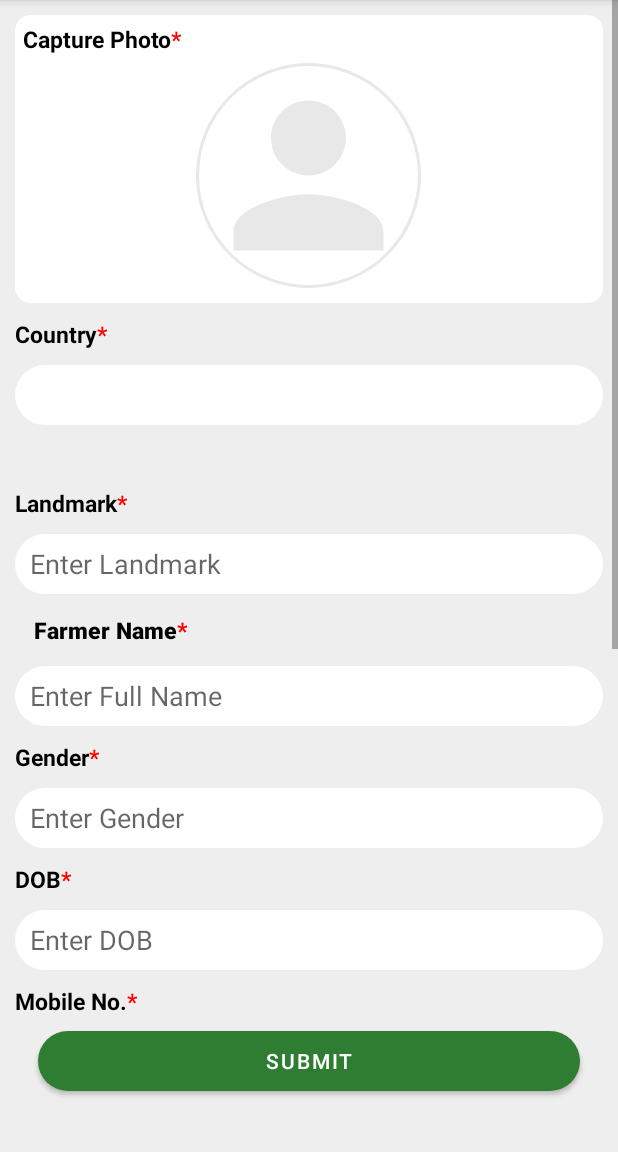
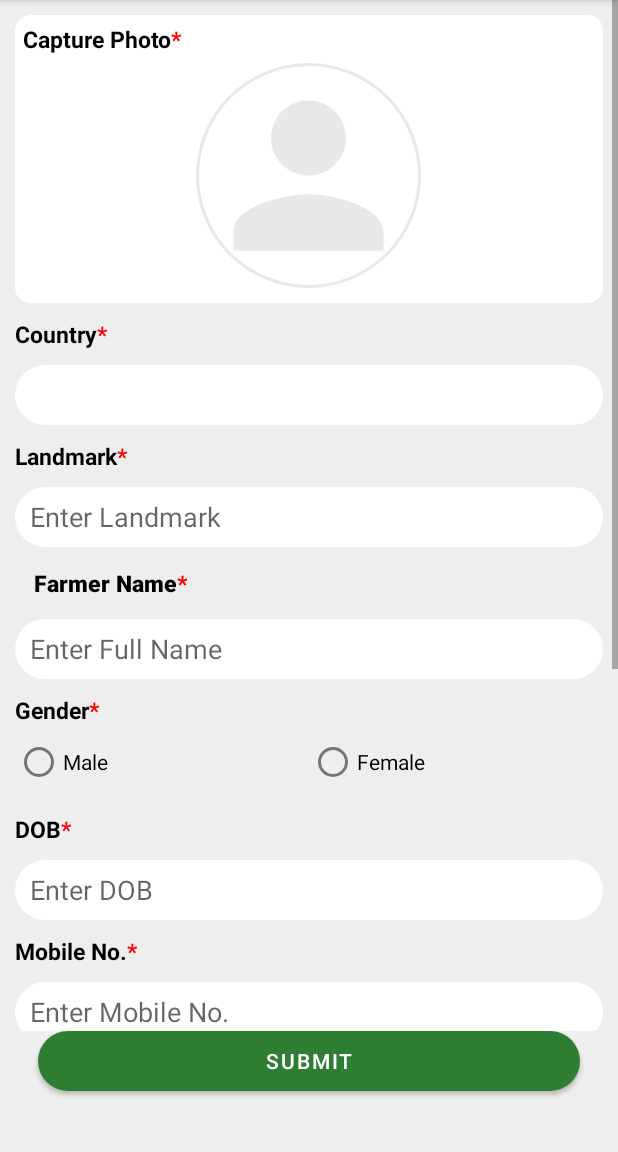
Before and after one commit to g1jadhav/MIPL, an Android app: the NewGrowerRegistration screen opened directly, with no data from a screen before it, on a phone screen of 412 x 824 dp, the part 84-1236 px from its top. Run offline under Robolectric (Android 15) with nearby library versions, the phone set to English and light mode, and no system bars; our stand-ins replace CircleImageView; libraries missing offline, so code that uses them is left out: com.budiyev.android, com.toptoche.searchablespinnerlibrary, com.vansuita.pickimage; plain views replace CodeScannerView, SearchableSpinner; network calls fail.

Commit message:
Offline functionality

```diff
--- a/app/src/main/java/mahyco/mipl/nxg/MainActivity.java
+++ b/app/src/main/java/mahyco/mipl/nxg/MainActivity.java
@@ -43,7 +43,6 @@ import mahyco.mipl.nxg.util.SqlightDatabase;
 import mahyco.mipl.nxg.view.downloadcategories.DownloadCategoryActivity;
 import mahyco.mipl.nxg.view.growerregistration.NewGrowerRegistration;
 import mahyco.mipl.nxg.view.login.Login;
-import mahyco.mipl.nxg.view.uploaddata.ActivityUpload;
 import mahyco.mipl.nxg.view.uploaddata.NewActivityUpload;
 
 
--- a/app/src/main/java/mahyco/mipl/nxg/view/downloadcategories/DownloadCategoryApi.java
+++ b/app/src/main/java/mahyco/mipl/nxg/view/downloadcategories/DownloadCategoryApi.java
@@ -27,6 +27,7 @@ public class DownloadCategoryApi {
         this.context = context;
         this.resultOutput = resultOutput;
         progressDialog = new ProgressDialog(context);
+        progressDialog.setCancelable(false);
         progressDialog.setMessage("Please Wait..");
     }
 
--- a/app/src/main/java/mahyco/mipl/nxg/view/growerregistration/GrowerRegistrationAPI.java
+++ b/app/src/main/java/mahyco/mipl/nxg/view/growerregistration/GrowerRegistrationAPI.java
@@ -20,7 +20,6 @@ import retrofit2.Response;
 
 public class GrowerRegistrationAPI {
 
-
     Context context;
     String result = "";
     ProgressDialog progressDialog;
@@ -30,11 +29,11 @@ public class GrowerRegistrationAPI {
         this.context = context;
         this.resultOutput = resultOutput;
         progressDialog = new ProgressDialog(context);
+        progressDialog.setCancelable(false);
         progressDialog.setMessage("Please Wait..");
     }
 
-    public void getCategory(JsonObject jsonObject)
-    {
+    public void getCategory(JsonObject jsonObject) {
         try {
             if (!progressDialog.isShowing())
                 progressDialog.show();
@@ -73,8 +72,7 @@ public class GrowerRegistrationAPI {
         }
     }
 
-    public void getCategoryByParent(JsonObject jsonObject, SearchableSpinner spinner)
-    {
+    public void getCategoryByParent(JsonObject jsonObject, SearchableSpinner spinner) {
         try {
           /*  if (!progressDialog.isShowing())
                 progressDialog.show();*/
@@ -92,7 +90,7 @@ public class GrowerRegistrationAPI {
                     if (response.body() != null) {
                         List<CategoryChildModel> result = response.body();
                         try {
-                            resultOutput.loadChildSpinner(result,spinner);
+                            resultOutput.loadChildSpinner(result, spinner);
                         } catch (NullPointerException e) {
                             // Toast.makeText(context, "Error is " + e.getMessage(), Toast.LENGTH_SHORT).show();
                         } catch (Exception e) {
@@ -114,8 +112,7 @@ public class GrowerRegistrationAPI {
     }
 
 
-    public void createGrower(JsonObject jsonObject)
-    {
+    public void createGrower(JsonObject jsonObject) {
         try {
             if (!progressDialog.isShowing())
                 progressDialog.show();
--- a/app/src/main/java/mahyco/mipl/nxg/view/growerregistration/NewGrowerRegistration.java
+++ b/app/src/main/java/mahyco/mipl/nxg/view/growerregistration/NewGrowerRegistration.java
@@ -15,6 +15,7 @@ import android.widget.ArrayAdapter;
 import android.widget.Button;
 import android.widget.EditText;
 import android.widget.ImageView;
+import android.widget.RadioButton;
 import android.widget.ScrollView;
 import android.widget.TextView;
 import android.widget.Toast;
@@ -78,7 +79,7 @@ public class NewGrowerRegistration extends BaseActivity implements Listener, Vie
     LinearLayoutManager mManager;
     RecyclerView rc_list;
     CategoryLoadingAdapter adapter;
-    EditText et_landmark, et_fullname, et_gender, /*et_dob,*/
+    EditText et_landmark, et_fullname, /*et_gender,*/ /*et_dob,*/
             et_mobile, et_uniqcode, /*et_regdate,*/
             et_satffname;
     String str_et_landmark, str_et_fullname, str_et_gender, str_et_dob, str_et_mobile, str_et_uniqcode, str_et_regdate, str_et_satffname;
@@ -131,6 +132,9 @@ public class NewGrowerRegistration extends BaseActivity implements Listener, Vie
     private File mGrowerPhotoFile = null;
     private File mDocBackPhotoFile = null;
 
+    private RadioButton mMaleRadioButton;
+    private RadioButton mFemaleRadioButton;
+
     @Override
     protected int getLayout() {
         return R.layout.activity_new_grower_registration;
@@ -150,6 +154,9 @@ public class NewGrowerRegistration extends BaseActivity implements Listener, Vie
             dp_path = front_path = back_path = "";
 
             new GetCategoriesAsyncTask().execute();
+
+            mMaleRadioButton = findViewById(R.id.male_radio_btn);
+            mFemaleRadioButton = findViewById(R.id.female_radio_btn);
 
             mSearchableSpinner1 = findViewById(R.id.sp1);
             mSearchableSpinner2 = findViewById(R.id.sp2);
@@ -183,7 +190,7 @@ public class NewGrowerRegistration extends BaseActivity implements Listener, Vie
 
             et_landmark = (EditText) findViewById(R.id.landmark_edittext);
             et_fullname = (EditText) findViewById(R.id.farmer_name_edittext);
-            et_gender = (EditText) findViewById(R.id.gender_edittext);
+            // et_gender = (EditText) findViewById(R.id.gender_edittext);
             et_dob = findViewById(R.id.date_of_birth_textview);
             et_dob.setOnClickListener(this);
             et_mobile = (EditText) findViewById(R.id.mobile_no_edittext);
@@ -234,6 +241,8 @@ public class NewGrowerRegistration extends BaseActivity implements Listener, Vie
                 Calendar mCalendar = Calendar.getInstance();
                 hideKeyboard(mContext);
 
+                mCalendar.add(Calendar.YEAR,-18);
+
                 DatePickerDialog.OnDateSetListener onDateSetListener = (datePicker, i, i1, i2) -> {
                     mCalendar.set(Calendar.YEAR, i);
                     mCalendar.set(Calendar.MONTH, i1);
@@ -276,7 +285,14 @@ public class NewGrowerRegistration extends BaseActivity implements Listener, Vie
                         ) {
                             showToast("Scanner successfully !!");
                             et_dob.setText(results[9]);
-                            et_gender.setText(results[8]);
+                            // et_gender.setText(results[8]);
+                            if (results[8].equalsIgnoreCase("male")) {
+                                mFemaleRadioButton.setChecked(false);
+                                mMaleRadioButton.setChecked(true);
+                            } else {
+                                mFemaleRadioButton.setChecked(true);
+                                mMaleRadioButton.setChecked(false);
+                            }
                             et_fullname.setText(results[4] + " " + results[6]);
 //                                    val result = string[2].dropLast(1)
                             et_uniqcode.setText(
@@ -312,12 +328,17 @@ public class NewGrowerRegistration extends BaseActivity implements Listener, Vie
     }
 
     public void submit(View v) {
-        if(validation()) {
+        if (validation()) {
             try {
 
                 str_et_landmark = et_landmark.getText().toString();
                 str_et_fullname = et_fullname.getText().toString();
-                str_et_gender = et_gender.getText().toString();
+
+                if (mMaleRadioButton.isChecked()) {
+                    str_et_gender = mMaleRadioButton.getText().toString();
+                } else {
+                    str_et_gender = mFemaleRadioButton.getText().toString();
+                }
                 str_et_dob = et_dob.getText().toString();
                 str_et_mobile = et_mobile.getText().toString();
                 str_et_uniqcode = et_uniqcode.getText().toString();
@@ -352,7 +373,7 @@ public class NewGrowerRegistration extends BaseActivity implements Listener, Vie
 //            stid = 1;
 //            new UploadFile().execute(dp_path);
             } catch (Exception e) {
-                Log.e("temporary ","Error is "+ e.getMessage());
+                Log.e("temporary ", "Error is " + e.getMessage());
             }
         }
     }
@@ -506,7 +527,7 @@ public class NewGrowerRegistration extends BaseActivity implements Listener, Vie
                             if (mDocFrontPhotoFile != null && r.getBitmap() != null) {
                                 try {
                                     front_path = mDocFrontPhotoFile.getAbsolutePath();
-                                   // Log.e("temporary", " front_path " + front_path);
+                                    //Z Log.e("temporary", " front_path " + front_path);
                                     FileOutputStream out = new FileOutputStream(front_path);
                                     r.getBitmap().compress(Bitmap.CompressFormat.PNG, 100, out);
                                     out.flush();
@@ -550,7 +571,7 @@ public class NewGrowerRegistration extends BaseActivity implements Listener, Vie
                             if (mDocBackPhotoFile != null && r.getBitmap() != null) {
                                 try {
                                     back_path = mDocBackPhotoFile.getAbsolutePath();
-                                 //   Log.e("temporary", " back_path " + back_path);
+                                    //   Log.e("temporary", " back_path " + back_path);
                                     FileOutputStream out = new FileOutputStream(back_path);
                                     r.getBitmap().compress(Bitmap.CompressFormat.PNG, 100, out);
                                     out.flush();
@@ -593,7 +614,7 @@ public class NewGrowerRegistration extends BaseActivity implements Listener, Vie
                             if (mGrowerPhotoFile != null && r.getBitmap() != null) {
                                 try {
                                     dp_path = mGrowerPhotoFile.getAbsolutePath();
-                                  //  Log.e("temporary", " dp " + dp_path);
+                                    //  Log.e("temporary", " dp " + dp_path);
                                     FileOutputStream out = new FileOutputStream(dp_path);
                                     r.getBitmap().compress(Bitmap.CompressFormat.PNG, 100, out);
                                     out.flush();
@@ -1229,7 +1250,7 @@ public class NewGrowerRegistration extends BaseActivity implements Listener, Vie
         if (mGrowerPhotoFile == null) {
             showToast(getString(R.string.please_grower_photo));
             return false;
-        } else if(mSearchableSpinner5.getSelectedItemPosition() == -1){
+        } else if (mSearchableSpinner5.getSelectedItemPosition() == -1) {
             showToast("Data not found");
             return false;
         } else if (TextUtils.isEmpty(et_landmark.getText().toString())) {
@@ -1242,8 +1263,9 @@ public class NewGrowerRegistration extends BaseActivity implements Listener, Vie
                 showToast(getString(R.string.Please_enter_organizer_name));
             }
             return false;
-        } else if (TextUtils.isEmpty(et_gender.getText().toString())) {
-            showToast(getString(R.string.Please_enter_gender));
+        } else if (/*TextUtils.isEmpty(et_gender.getText().toString())*/
+                !mMaleRadioButton.isChecked() && !mFemaleRadioButton.isChecked()) {
+            showToast(getString(R.string.Please_select_gender));
             return false;
         } else if (TextUtils.isEmpty(et_dob.getText().toString().trim())) {
             showToast(getString(R.string.Please_enter_date_of_birth));
@@ -1282,6 +1304,8 @@ public class NewGrowerRegistration extends BaseActivity implements Listener, Vie
         if (mCodeScannerView.getVisibility() == View.VISIBLE) {
             mCodeScanner.releaseResources();
             hideScannerLayout();
+        } else {
+            super.onBackPressed();
         }
     }
 
--- a/app/src/main/java/mahyco/mipl/nxg/view/login/LoginAPI.java
+++ b/app/src/main/java/mahyco/mipl/nxg/view/login/LoginAPI.java
@@ -27,8 +27,10 @@ public class LoginAPI {
         this.context = context;
         this.resultOutput = resultOutput;
         progressDialog = new ProgressDialog(context);
+        progressDialog.setCancelable(false);
         progressDialog.setMessage("Please Wait..");
     }
+
     public void validateLogin(JsonObject jsonObject) {
         try {
 
@@ -66,8 +68,8 @@ public class LoginAPI {
 
         }
     }
-    public void getCategory(JsonObject jsonObject)
-    {
+
+    public void getCategory(JsonObject jsonObject) {
         try {
             if (!progressDialog.isShowing())
                 progressDialog.show();
--- a/app/src/main/java/mahyco/mipl/nxg/view/registration/RegisrationAPI.java
+++ b/app/src/main/java/mahyco/mipl/nxg/view/registration/RegisrationAPI.java
@@ -11,7 +11,6 @@ import java.util.List;
 
 import mahyco.mipl.nxg.model.CategoryModel;
 import mahyco.mipl.nxg.util.RetrofitClient;
-
 import retrofit2.Call;
 import retrofit2.Callback;
 import retrofit2.Response;
@@ -28,10 +27,11 @@ public class RegisrationAPI {
         this.context = context;
         this.resultOutput = resultOutput;
         progressDialog = new ProgressDialog(context);
+        progressDialog.setCancelable(false);
         progressDialog.setMessage("Please Wait..");
     }
-    public void getCategory(JsonObject jsonObject)
-    {
+
+    public void getCategory(JsonObject jsonObject) {
         try {
             if (!progressDialog.isShowing())
                 progressDialog.show();
--- a/app/src/main/java/mahyco/mipl/nxg/view/uploaddata/NewActivityUpload.java
+++ b/app/src/main/java/mahyco/mipl/nxg/view/uploaddata/NewActivityUpload.java
@@ -267,6 +267,7 @@ public class NewActivityUpload extends BaseActivity implements View.OnClickListe
             progressDialog = new ProgressDialog(mContext);
             progressDialog.setCanceledOnTouchOutside(false);
             progressDialog.setMessage("File Uploading ....");
+            progressDialog.setCancelable(false);
             progressDialog.show();
         }
 
--- a/app/src/main/res/layout/activity_new_grower_registration.xml
+++ b/app/src/main/res/layout/activity_new_grower_registration.xml
@@ -100,7 +100,8 @@
                 android:layout_marginTop="10dp"
                 android:textColor="@color/black"
                 android:textSize="15sp"
-                android:textStyle="bold" />
+                android:textStyle="bold"
+                android:visibility="gone" />
 
             <com.toptoche.searchablespinnerlibrary.SearchableSpinner
                 android:id="@+id/sp1"
@@ -348,7 +349,32 @@
                 android:textSize="15sp"
                 android:textStyle="bold" />
 
-            <androidx.appcompat.widget.AppCompatEditText
+            <RadioGroup
+                android:id="@+id/gender_radio_group"
+                android:layout_width="match_parent"
+                android:layout_height="wrap_content"
+                android:orientation="horizontal"
+                android:weightSum="2">
+
+                <RadioButton
+                    android:id="@+id/male_radio_btn"
+                    android:layout_width="match_parent"
+                    android:layout_height="wrap_content"
+                    android:layout_weight="1"
+                    android:checked="false"
+                    android:text="Male" />
+
+                <RadioButton
+                    android:id="@+id/female_radio_btn"
+                    android:layout_width="match_parent"
+                    android:layout_height="wrap_content"
+                    android:layout_weight="1"
+                    android:checked="false"
+                    android:text="Female" />
+
+            </RadioGroup>
+
+            <!--<androidx.appcompat.widget.AppCompatEditText
                 android:id="@+id/gender_edittext"
                 android:layout_width="match_parent"
                 android:layout_height="40dp"
@@ -360,7 +386,7 @@
                 android:maxLines="1"
                 android:paddingStart="10dp"
                 android:paddingEnd="10dp"
-                android:textColor="@color/black" />
+                android:textColor="@color/black" />-->
 
             <androidx.appcompat.widget.AppCompatTextView
                 android:layout_width="match_parent"
@@ -403,7 +429,7 @@
                 android:background="@drawable/login_screen_edittext"
                 android:ellipsize="end"
                 android:hint="@string/enter_mobile_no"
-                android:inputType="phone"
+                android:inputType="number"
                 android:maxLines="1"
                 android:paddingStart="10dp"
                 android:paddingEnd="10dp"
@@ -563,8 +589,8 @@
         android:id="@+id/registration_version_code"
         android:layout_width="match_parent"
         android:layout_height="wrap_content"
+        android:fontFamily="@font/comforta"
         android:gravity="end"
-        android:fontFamily="@font/comforta"
         android:padding="5dp"
         android:textColor="@color/btn_color"
         android:textSize="15sp"
--- a/app/src/main/res/values/strings.xml
+++ b/app/src/main/res/values/strings.xml
@@ -160,7 +160,7 @@
     <string name="Please_select_planting_year">Please select planting year</string>
     <string name="Please_enter_landmark">Please enter landmark</string>
     <string name="Please_enter_farmer_name">Please enter farmer name</string>
-    <string name="Please_enter_gender">Please enter gender</string>
+    <string name="Please_select_gender">Please select gender</string>
     <string name="Please_enter_date_of_birth">Please enter date of birth</string>
     <string name="please_wait">Please wait.....</string>
     <string name="empty_device_id">Empty device id</string>
```
Lines whose indentation alone changed are shown as unchanged.
